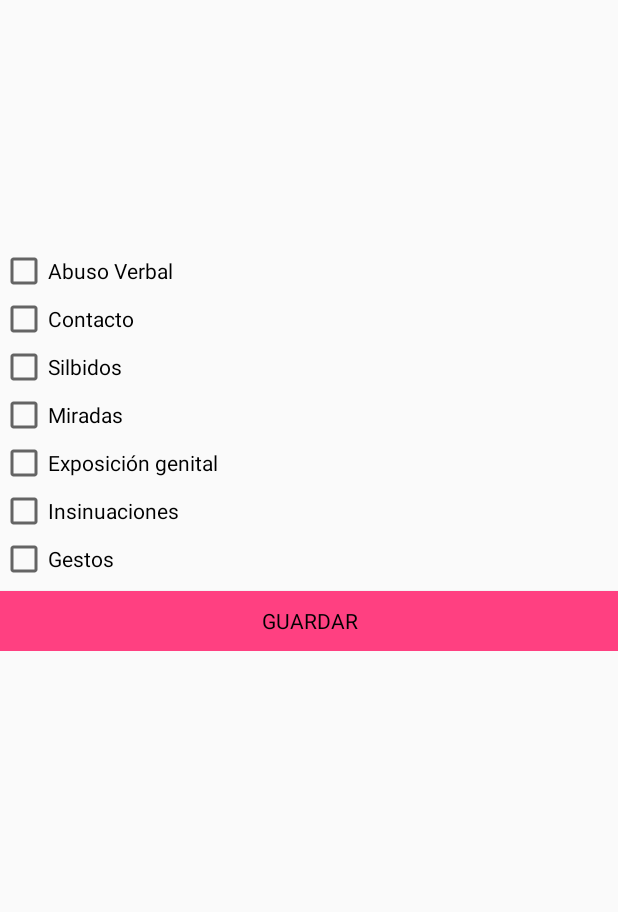
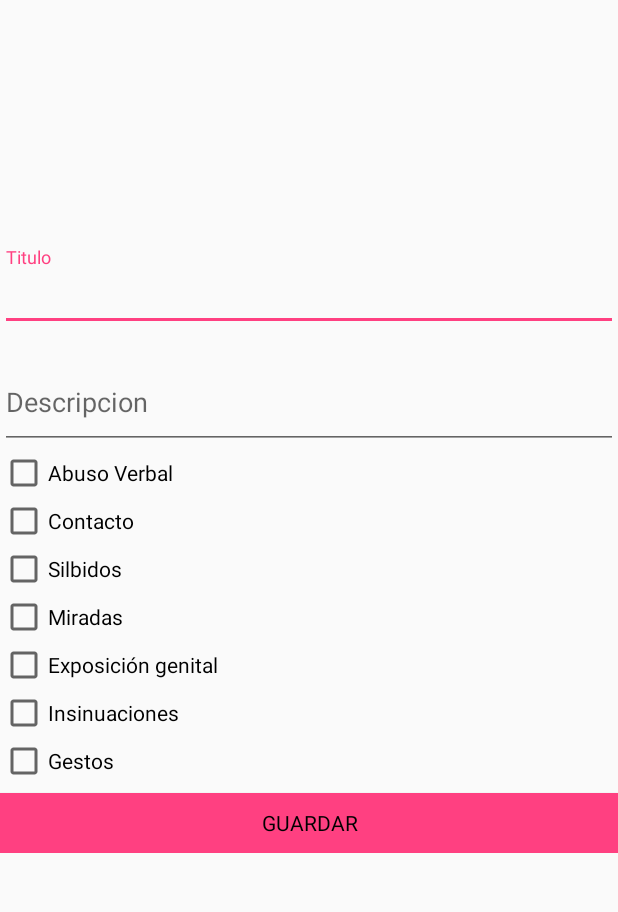
Before and after one commit to kaltamiranobarba/PasoSeguro, an Android app: the CaseMapActivity screen opened directly, with no data from a screen before it, on a phone screen of 412 x 824 dp, the part 166-1078 px from its top. Run offline under Robolectric (Android 15) with nearby library versions, the phone set to English and light mode, and no system bars.

Commit message:
Revert "sprint 3"
This reverts commit 6987587fffb5e81abd7947d45c6ab8bb0fc0c0ce.

```diff
--- a/PasoSeguro/app/src/main/AndroidManifest.xml
+++ b/PasoSeguro/app/src/main/AndroidManifest.xml
@@ -110,7 +110,7 @@
             <intent-filter>
                 <action android:name="android.intent.action.MAIN" />
 
-                <category android:name="android.intent.category.DEFAULT" />
+                <category android:name="android.intent.category.LAUNCHER" />
             </intent-filter>
             <meta-data
                 android:name="android.support.PARENT_ACTIVITY"
--- a/PasoSeguro/app/src/main/res/layout/activity_case_map.xml
+++ b/PasoSeguro/app/src/main/res/layout/activity_case_map.xml
@@ -54,12 +54,36 @@
                 android:src="@color/transparent_white"
                 android:alpha="0" />
 
+            <android.support.design.widget.TextInputLayout
+                android:layout_width="match_parent"
+                android:layout_height="wrap_content"
+                android:layout_marginBottom="8dp"
+                android:id="@+id/inputTitle"
+                android:layout_below="@+id/map">
+                <EditText android:id="@+id/txtTitle"
+                    android:layout_width="match_parent"
+                    android:layout_height="match_parent"
+                    android:hint="Titulo"/>
+            </android.support.design.widget.TextInputLayout>
+
+            <android.support.design.widget.TextInputLayout
+                android:layout_width="match_parent"
+                android:id="@+id/inputDescription"
+                android:layout_height="wrap_content"
+                android:layout_below="@+id/inputTitle">
+                <EditText android:id="@+id/txtDescripcion"
+                    android:layout_width="match_parent"
+                    android:layout_height="60dp"
+                    android:hint="Descripcion"
+                    />
+            </android.support.design.widget.TextInputLayout>
+
             <CheckBox
                 android:id="@+id/checkAbusoVerbal"
                 android:layout_width="wrap_content"
                 android:layout_height="wrap_content"
                 android:text="Abuso Verbal"
-                android:layout_below="@+id/map" />
+                android:layout_below="@+id/inputDescription"/>
             <CheckBox
                 android:id="@+id/checkContacto"
                 android:layout_width="wrap_content"
```
Also changed, not shown: 1 other file.
